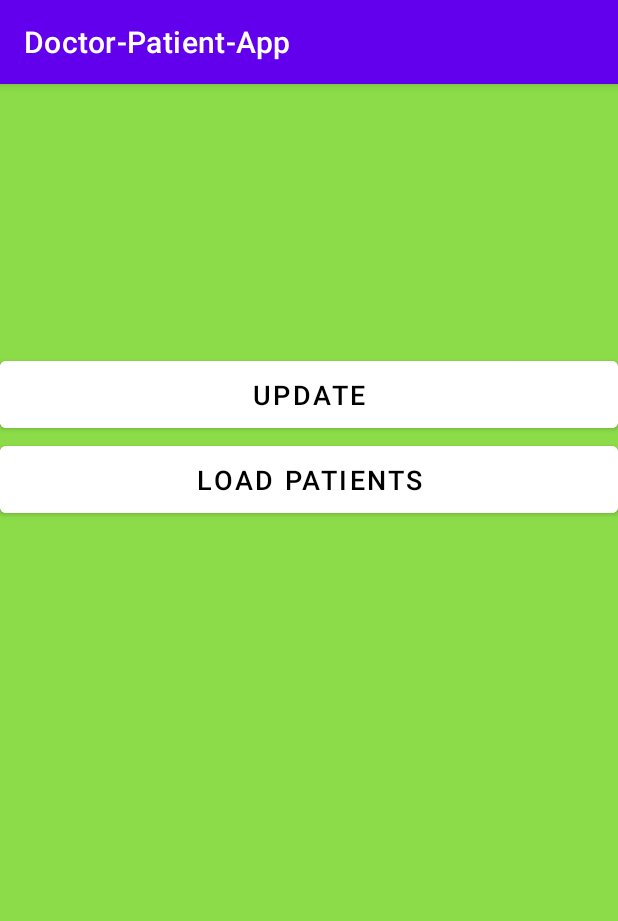
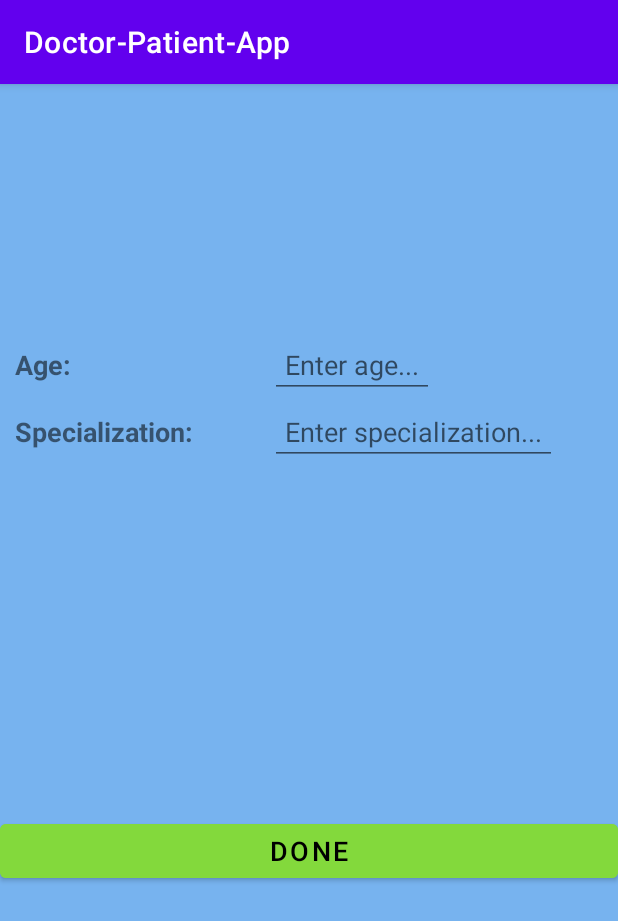
Before and after one commit to TupeaAndrei/AndroidFinalProject, an Android app: the fragment DoctorFragment placed in its activity, after a tap on "UPDATE", on a phone screen of 412 x 824 dp. Shown: the top 921 px of the screen. Run offline under Robolectric (Android 15) with nearby library versions, the phone set to English and light mode, and no system bars; our stand-ins replace Room's generated code; 4 statements that could not run were skipped.

Commit message:
Added update doctor fragment.
Created design + back-end for the fragment that will update the current doctor.

```diff
--- a/AndroidFinalApp/app/src/main/java/com/example/doctor_patient_app/MainActivity.java
+++ b/AndroidFinalApp/app/src/main/java/com/example/doctor_patient_app/MainActivity.java
@@ -18,6 +18,7 @@ import com.example.doctor_patient_app.fragments.PatientInitialFragment;
 import com.example.doctor_patient_app.fragments.PatientLoginFragment;
 import com.example.doctor_patient_app.fragments.PatientRegisterFragment;
 import com.example.doctor_patient_app.fragments.TabletsFragment;
+import com.example.doctor_patient_app.fragments.UpdateDoctorFragment;
 import com.example.doctor_patient_app.fragments.WelcomeFragment;
 import com.example.doctor_patient_app.interfaces.IActivityFragmentCommunication;
 import com.example.doctor_patient_app.interfaces.IAdapterDatabaseCommunication;
@@ -145,6 +146,20 @@ public class MainActivity extends AppCompatActivity implements IActivityFragment
                 .addToBackStack(null).commit();
     }
 
+    @Override
+    public void loadUpdateDoctorFragment(Doctor doctor) {
+        FragmentManager fragmentManager = getSupportFragmentManager();
+        FragmentTransaction transaction = fragmentManager.beginTransaction();
+        UpdateDoctorFragment updateDoctorFragment = new UpdateDoctorFragment();
+        Bundle args = new Bundle();
+        args.putInt("doctor_id",doctor.getId());
+        args.putString("doctor_name",doctor.getName());
+        args.putString("doctor_email",doctor.getEmail());
+        updateDoctorFragment.setArguments(args);
+        transaction.replace(R.id.frame_layout_id,updateDoctorFragment,"UpdateDoctorFragment")
+                .addToBackStack(null).commit();
+    }
+
     private Bundle setPatientBundle(String name,String email,String age,
                                     String height,String weight,String diagnostic)
     {
--- a/AndroidFinalApp/app/src/main/java/com/example/doctor_patient_app/fragments/DoctorFragment.java
+++ b/AndroidFinalApp/app/src/main/java/com/example/doctor_patient_app/fragments/DoctorFragment.java
@@ -86,7 +86,11 @@ public class DoctorFragment extends Fragment {
 
         updateButton = view.findViewById(R.id.doctor_main_update);
         updateButton.setOnClickListener(v -> {
-
+            if (iActivityFragmentCommunication != null){
+                Doctor doctor = new Doctor(doctorNameString,doctorEmailString,0,null);
+                doctor.setId(doctor_Id);
+                iActivityFragmentCommunication.loadUpdateDoctorFragment(doctor);
+            }
         });
         Button loadPatientsButton = view.findViewById(R.id.doctor_load_button);
         loadPatientsButton.setOnClickListener(v -> {
--- /dev/null
+++ b/AndroidFinalApp/app/src/main/java/com/example/doctor_patient_app/fragments/UpdateDoctorFragment.java
@@ -0,0 +1,114 @@
+package com.example.doctor_patient_app.fragments;
+
+import android.os.Bundle;
+import android.view.LayoutInflater;
+import android.view.View;
+import android.view.ViewGroup;
+import android.widget.Button;
+import android.widget.EditText;
+import android.widget.TextView;
+import android.widget.Toast;
+
+import androidx.annotation.NonNull;
+import androidx.annotation.Nullable;
+import androidx.fragment.app.Fragment;
+
+import com.example.doctor_patient_app.R;
+import com.example.doctor_patient_app.helpers.Validators;
+import com.example.doctor_patient_app.models.dbEntities.Doctor;
+import com.example.doctor_patient_app.repository.HealthCareRepository;
+import com.example.doctor_patient_app.repository.HealthCareRepositoryListener;
+
+public class UpdateDoctorFragment extends Fragment {
+    private EditText ageEditText;
+    private EditText specEditText;
+
+    private TextView usernameText;
+
+    private Button doneButton;
+
+    private String doctorUsername;
+    private String doctorEmail;
+    private Integer doctorId;
+
+    private String newAgeString;
+    private String newSpecString;
+
+    private HealthCareRepository healthCareRepository = new HealthCareRepository();
+
+    public static UpdateDoctorFragment newInstance(){
+        Bundle args = new Bundle();
+
+        UpdateDoctorFragment fragment = new UpdateDoctorFragment();
+        fragment.setArguments(args);
+        return fragment;
+    }
+
+    @Override
+    public void onCreate(@Nullable Bundle savedInstanceState) {
+        super.onCreate(savedInstanceState);
+        if (getArguments() != null){
+            doctorId = getArguments().getInt("doctor_id");
+            doctorUsername = getArguments().getString("doctor_name");
+            doctorEmail = getArguments().getString("doctor_email");
+        }
+    }
+
+    @Nullable
+    @Override
+    public View onCreateView(@NonNull LayoutInflater inflater, @Nullable ViewGroup container, @Nullable Bundle savedInstanceState) {
+        return inflater.inflate(R.layout.update_doctor,container,false);
+    }
+
+    @Override
+    public void onViewCreated(@NonNull View view, @Nullable Bundle savedInstanceState) {
+        super.onViewCreated(view, savedInstanceState);
+        usernameText = view.findViewById(R.id.doctor_update_username_text);
+        usernameText.setText(doctorUsername);
+        ageEditText = view.findViewById(R.id.update_doctor_edit_age);
+        specEditText = view.findViewById(R.id.update_doctor_spec_edit);
+        doneButton = view.findViewById(R.id.update_doctor_done_button);
+        doneButton.setOnClickListener(v -> {
+            validateInput();
+        });
+    }
+
+    private void validateInput(){
+        if (getView() == null){
+            return;
+        }
+        newAgeString = ageEditText.getText().toString();
+        newSpecString = specEditText.getText().toString();
+        if (newAgeString.isEmpty()){
+            ageEditText.setError("This field can't be empty!");
+            return;
+        }else{
+            ageEditText.setError(null);
+        }
+        if (newSpecString.isEmpty()){
+            specEditText.setError("This field can't be empty!");
+            return;
+        }else{
+            specEditText.setError(null);
+        }
+        if (!Validators.isNumeric(newAgeString)){
+            ageEditText.setError("Not a number!");
+            return;
+        }else{
+            ageEditText.setError(null);
+        }
+        updateDoctor();
+    }
+
+    private void updateDoctor(){
+        Integer age = Integer.parseInt(newAgeString);
+        Doctor updatedDoctor = new Doctor(doctorUsername,doctorEmail,age,newSpecString);
+        updatedDoctor.setId(doctorId);
+        healthCareRepository.updateDoctor(updatedDoctor, new HealthCareRepositoryListener() {
+            @Override
+            public void onSuccess() {
+                Toast.makeText(getContext(),"Doctor updated!",Toast.LENGTH_SHORT).show();
+            }
+        });
+    }
+}
--- a/AndroidFinalApp/app/src/main/java/com/example/doctor_patient_app/interfaces/IActivityFragmentCommunication.java
+++ b/AndroidFinalApp/app/src/main/java/com/example/doctor_patient_app/interfaces/IActivityFragmentCommunication.java
@@ -15,4 +15,5 @@ public interface IActivityFragmentCommunication {
     void loadMainDoctorFragment(Doctor doctor);
     void loadTabletsFragment(Integer patientId);
     void loadDoctorAdvicesFragment(Integer patientId);
+    void loadUpdateDoctorFragment(Doctor doctor);
 }
--- a/AndroidFinalApp/app/src/main/java/com/example/doctor_patient_app/repository/HealthCareRepository.java
+++ b/AndroidFinalApp/app/src/main/java/com/example/doctor_patient_app/repository/HealthCareRepository.java
@@ -17,6 +17,7 @@ import com.example.doctor_patient_app.data.tasks.insertTasks.InsertAdvicesTask;
 import com.example.doctor_patient_app.data.tasks.insertTasks.InsertDoctorTask;
 import com.example.doctor_patient_app.data.tasks.insertTasks.InsertPatientTask;
 import com.example.doctor_patient_app.data.tasks.insertTasks.InsertTabletTask;
+import com.example.doctor_patient_app.data.tasks.updateTasks.UpdateDoctorTask;
 import com.example.doctor_patient_app.data.tasks.updateTasks.UpdatePatientTask;
 import com.example.doctor_patient_app.models.dbEntities.Doctor;
 import com.example.doctor_patient_app.models.dbEntities.DoctorAdvices;
@@ -108,6 +109,10 @@ public class HealthCareRepository {
         new GetDoctorWithEmailTask(healthCareDataBase,listener).execute(email);
     }
 
+    public void updateDoctor(Doctor doctor,HealthCareRepositoryListener listener){
+        new UpdateDoctorTask(healthCareDataBase,listener).execute(doctor);
+    }
+
     public void getAllPatients(OnGetPatientListener listener){
         new GetAllPatientsTask(healthCareDataBase,listener).execute();
     }
--- /dev/null
+++ b/AndroidFinalApp/app/src/main/res/layout/update_doctor.xml
@@ -0,0 +1,84 @@
+<?xml version="1.0" encoding="utf-8"?>
+<androidx.constraintlayout.widget.ConstraintLayout xmlns:android="http://schemas.android.com/apk/res/android"
+    android:layout_width="match_parent"
+    android:layout_height="match_parent"
+    xmlns:app="http://schemas.android.com/apk/res-auto"
+    xmlns:tools="http://schemas.android.com/tools"
+    android:background="@color/transparent_blue">
+
+    <TextView
+        android:id="@+id/doctor_update_username_text"
+        android:layout_width="wrap_content"
+        android:layout_height="wrap_content"
+        app:layout_constraintTop_toTopOf="parent"
+        app:layout_constraintStart_toStartOf="parent"
+        app:layout_constraintEnd_toEndOf="parent"
+        android:padding="@dimen/big_padding"
+        tools:text="NUME"
+        android:textSize="@dimen/default_email_dimension"
+        android:textStyle="bold|italic"
+        />
+
+    <TextView
+        android:id="@+id/update_doctor_age_text"
+        android:layout_width="wrap_content"
+        android:layout_height="wrap_content"
+        app:layout_constraintTop_toBottomOf="@id/doctor_update_username_text"
+        app:layout_constraintStart_toStartOf="parent"
+        android:textSize="@dimen/default_email_dimension"
+        android:text="@string/age"
+        android:textStyle="bold"
+        android:padding="@dimen/small_padding_dimen"
+        />
+
+    <EditText
+        android:id="@+id/update_doctor_edit_age"
+        android:layout_width="wrap_content"
+        android:layout_height="wrap_content"
+        app:layout_constraintTop_toBottomOf="@id/doctor_update_username_text"
+        app:layout_constraintStart_toEndOf="@id/update_doctor_age_text"
+        app:layout_constraintEnd_toEndOf="parent"
+        android:textSize="@dimen/default_email_dimension"
+        android:padding="@dimen/small_padding_dimen"
+        android:hint="@string/enter_age"
+        />
+
+    <TextView
+        android:id="@+id/update_doctor_spec_text"
+        android:layout_width="wrap_content"
+        android:layout_height="wrap_content"
+        app:layout_constraintTop_toBottomOf="@id/update_doctor_age_text"
+        app:layout_constraintStart_toStartOf="parent"
+        android:padding="@dimen/small_padding_dimen"
+        android:textSize="@dimen/default_email_dimension"
+        android:textStyle="bold"
+        android:text="@string/specialization"
+        />
+
+    <EditText
+        android:id="@+id/update_doctor_spec_edit"
+        android:layout_width="wrap_content"
+        android:layout_height="wrap_content"
+        app:layout_constraintTop_toBottomOf="@id/update_doctor_edit_age"
+        app:layout_constraintStart_toEndOf="@id/update_doctor_spec_text"
+        app:layout_constraintEnd_toEndOf="parent"
+        android:textSize="@dimen/default_email_dimension"
+        android:padding="@dimen/small_padding_dimen"
+        android:hint="@string/enter_specialization"
+        />
+
+    <Button
+        android:id="@+id/update_doctor_done_button"
+        android:layout_width="0dp"
+        android:layout_height="wrap_content"
+        app:layout_constraintTop_toBottomOf="@id/update_doctor_spec_text"
+        app:layout_constraintStart_toStartOf="parent"
+        app:layout_constraintEnd_toEndOf="parent"
+        app:layout_constraintBottom_toBottomOf="parent"
+        android:text="@string/done"
+        android:backgroundTint="@color/faded_green"
+        android:textColor="@color/black"
+        android:textSize="@dimen/default_email_dimension"
+        />
+
+</androidx.constraintlayout.widget.ConstraintLayout>
--- a/AndroidFinalApp/app/src/main/res/values/strings.xml
+++ b/AndroidFinalApp/app/src/main/res/values/strings.xml
@@ -15,4 +15,8 @@
     <string name="doctor_advices">Doctor Advices</string>
     <string name="update">Update</string>
     <string name="load_patients">Load Patients</string>
+    <string name="enter_age">Enter age...</string>
+    <string name="specialization">Specialization:</string>
+    <string name="enter_specialization">Enter specialization...</string>
+    <string name="done">Done</string>
 </resources>
```
Also changed, not shown: AndroidFinalApp/app/src/main/java/com/example/doctor_patient_app/data/tasks/updateTasks/UpdateDoctorTask.java (added, +32 -0 lines), AndroidFinalApp/app/src/main/java/com/example/doctor_patient_app/helpers/Validators.java (+9 -0 lines).
